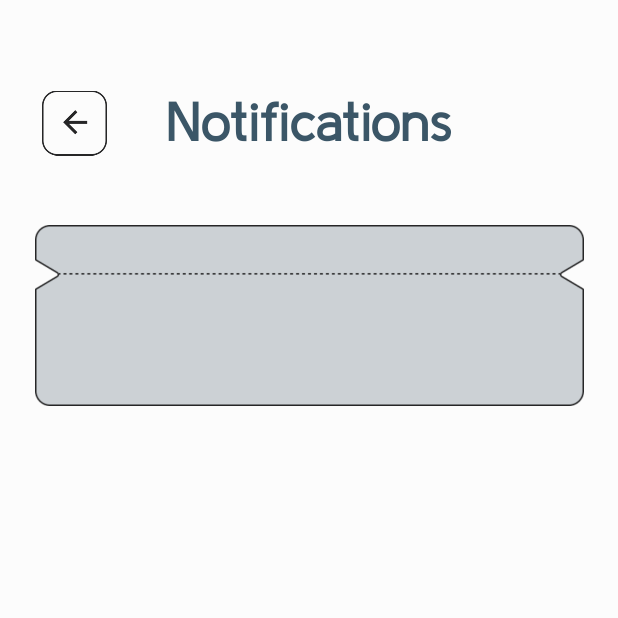
After one commit to qiting2270/Comp90018-Wanderly, an Android app: the NotificationActivity screen opened directly, with no data from a screen before it, on a phone screen of 412 x 824 dp, the top half of it. The commit adds this screen. Run offline under Robolectric (Android 15) with nearby library versions, the light colour scheme and no system bars; our stand-ins replace Firebase (no records; nobody signed in at launch, a user with empty details on screens opened directly).

Commit message:
added Notification page

```diff
--- a/Wanderly/app/src/main/AndroidManifest.xml
+++ b/Wanderly/app/src/main/AndroidManifest.xml
@@ -49,6 +49,9 @@
             android:name=".BookmarkActivity"
             android:exported="false" />
         <activity
+            android:name=".NotificationActivity"
+            android:exported="false" />
+        <activity
             android:name=".StartActivity"
             android:exported="true">
             <intent-filter>
--- /dev/null
+++ b/Wanderly/app/src/main/java/com/example/wanderly/NotificationActivity.java
@@ -0,0 +1,37 @@
+package com.example.wanderly;
+
+import android.os.Bundle;
+import android.view.View;
+import android.widget.ImageView;
+
+import androidx.activity.EdgeToEdge;
+import androidx.annotation.Nullable;
+import androidx.appcompat.app.AppCompatActivity;
+
+import com.google.firebase.auth.FirebaseAuth;
+
+public class NotificationActivity extends AppCompatActivity {
+    private FirebaseAuth auth;
+    private String currentUserId;
+
+    @Override
+    protected void onCreate(@Nullable Bundle savedInstanceState) {
+        super.onCreate(savedInstanceState);
+        EdgeToEdge.enable(this);
+        setContentView(R.layout.activity_notification);
+
+        auth = FirebaseAuth.getInstance();
+        currentUserId = auth.getCurrentUser().getUid();
+
+        //back icon logic
+        ImageView backIcon = (ImageView) findViewById(R.id.back_icon);
+        backIcon.setOnClickListener(new View.OnClickListener() {
+            @Override
+            public void onClick(View view) {
+                // go back to previous activity
+                finish();
+            }
+        });
+
+    }
+}
--- /dev/null
+++ b/Wanderly/app/src/main/res/layout/activity_notification.xml
@@ -0,0 +1,48 @@
+<?xml version="1.0" encoding="utf-8"?>
+<androidx.constraintlayout.widget.ConstraintLayout xmlns:android="http://schemas.android.com/apk/res/android"
+    xmlns:app="http://schemas.android.com/apk/res-auto"
+    xmlns:tools="http://schemas.android.com/tools"
+    android:id="@+id/main"
+    android:layout_width="match_parent"
+    android:layout_height="match_parent"
+    android:background="#fcfcfc"
+    tools:context=".NotificationActivity">
+
+    <ImageView
+        android:id="@+id/back_icon"
+        android:layout_width="43dp"
+        android:layout_height="44dp"
+        android:layout_marginStart="28dp"
+        android:layout_marginTop="60dp"
+        app:layout_constraintEnd_toEndOf="parent"
+        app:layout_constraintHorizontal_bias="0.0"
+        app:layout_constraintStart_toStartOf="parent"
+        app:layout_constraintTop_toTopOf="parent"
+        app:srcCompat="@drawable/back_button" />
+
+    <TextView
+        android:id="@+id/textView28"
+        android:layout_width="wrap_content"
+        android:layout_height="wrap_content"
+        android:layout_marginTop="60dp"
+        android:fontFamily="@font/kulim_park"
+        android:text="@string/notifications"
+        android:textColor="#3B5667"
+        android:textSize="36sp"
+        app:layout_constraintEnd_toEndOf="parent"
+        app:layout_constraintStart_toStartOf="parent"
+        app:layout_constraintTop_toTopOf="parent" />
+
+    <ImageView
+        android:id="@+id/notification_content"
+        android:layout_width="366dp"
+        android:layout_height="120.5dp"
+        android:background="@drawable/frame5"
+        android:layout_marginTop="150dp"
+        android:layout_marginLeft="23dp"
+        app:layout_constraintEnd_toEndOf="parent"
+        app:layout_constraintHorizontal_bias="0.0"
+        app:layout_constraintStart_toStartOf="parent"
+        app:layout_constraintTop_toTopOf="parent" />
+
+</androidx.constraintlayout.widget.ConstraintLayout>
--- a/Wanderly/app/src/main/res/values/strings.xml
+++ b/Wanderly/app/src/main/res/values/strings.xml
@@ -20,5 +20,5 @@
     <string name="edit_profile"><b>Edit Profile</b></string>
     <string name="click_to_change_profile_picture"><u>Click to change profile picture</u></string>
     <string name="saved"><b>Saved</b></string>
-
+    <string name="notifications"><b>Notifications</b></string>
 </resources>
```
